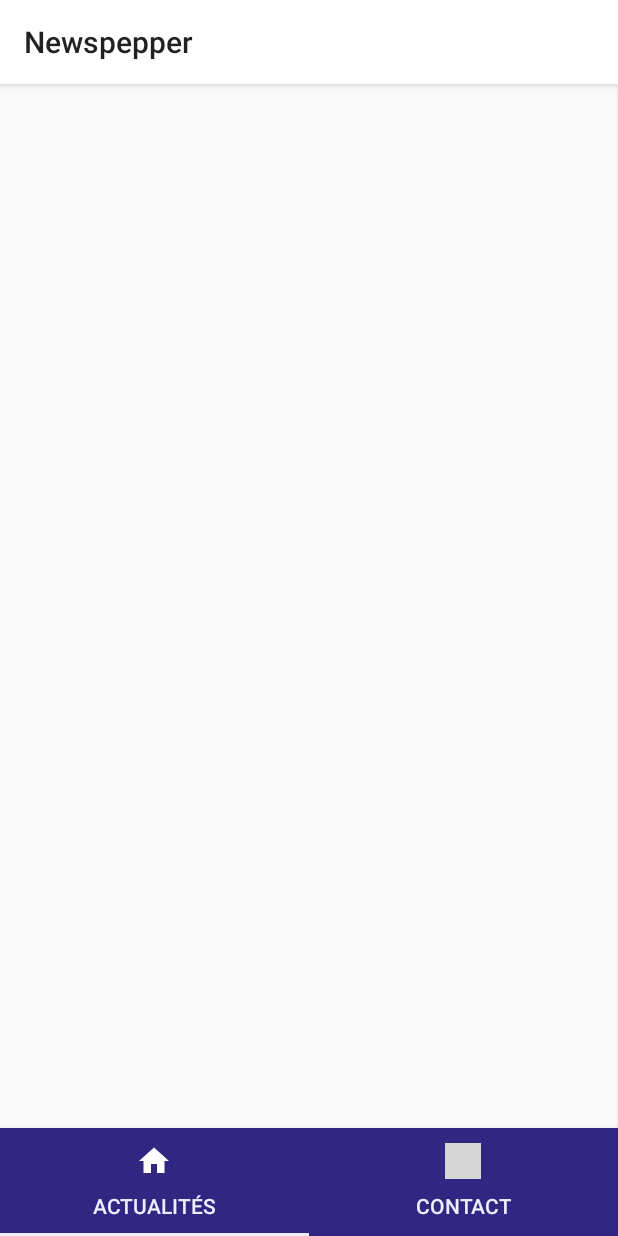
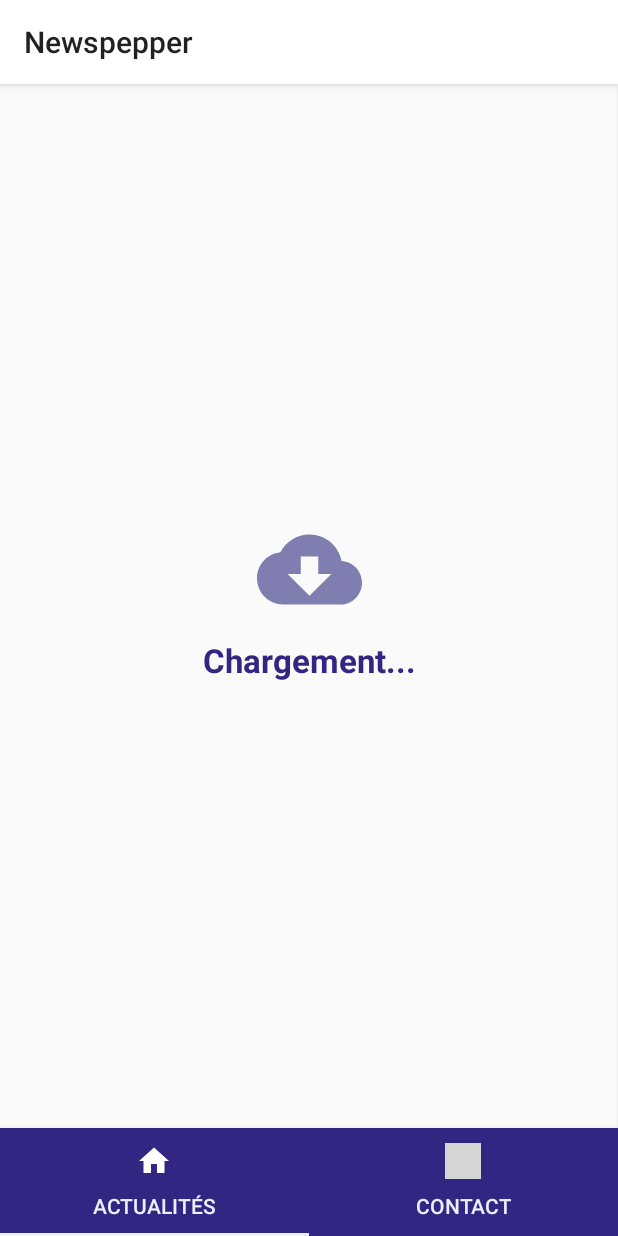
Before and after one commit to amelielaurent/appnews, an Android app: the screen it shows after launch (MainActivity), on a phone screen of 412 x 824 dp. Run offline under Robolectric (Android 15) with nearby library versions, the phone set to English and light mode, and no system bars; our stand-ins replace Room's generated code; 1 statement that could not run was skipped; grey boxes are pictures that could not be loaded.

Commit message:
Ajout de l'écran de chargement

```diff
--- a/app/src/main/java/com/newsgobelins/user/appnews/activities/MainActivity.java
+++ b/app/src/main/java/com/newsgobelins/user/appnews/activities/MainActivity.java
@@ -24,7 +24,7 @@ public class MainActivity extends AppCompatActivity {
         DatabaseHelper.init(this);
         NetworkHelper.init(this);
 
-        //showArticleList();
+        showArticleList();
 
         //Pour tablayout
         ViewPager viewPager = (ViewPager) findViewById(R.id.pager);
@@ -32,7 +32,7 @@ public class MainActivity extends AppCompatActivity {
 
 
         PageAdapter adapter = new PageAdapter(getSupportFragmentManager());
-       adapter.addFragment(new ArticleListFragment(), "Actualités");
+        adapter.addFragment(new ArticleListFragment(), "Actualités");
         adapter.addFragment(new ContactFragment(), "Contact");
 
         viewPager.setAdapter(adapter);
@@ -46,7 +46,7 @@ public class MainActivity extends AppCompatActivity {
         tabLayout.getTabAt(1).setIcon(tabIcons[1]);
     }
 
-    /*private void showArticleList() {
+    private void showArticleList() {
         ArticleListFragment fragment = new ArticleListFragment();
 
         FragmentTransaction transaction = getSupportFragmentManager().beginTransaction();
@@ -55,5 +55,5 @@ public class MainActivity extends AppCompatActivity {
         transaction.addToBackStack(null);
 
         transaction.commit();
-    }*/
+    }
 }
--- a/app/src/main/java/com/newsgobelins/user/appnews/adapter/ArticleAdapter.java
+++ b/app/src/main/java/com/newsgobelins/user/appnews/adapter/ArticleAdapter.java
@@ -66,9 +66,12 @@ public class ArticleAdapter extends RecyclerView.Adapter<ArticleAdapter.MyViewHo
 
         private void bindItem(final Article article) {
             view.setOnClickListener(new View.OnClickListener(){
+                // écout le  clic sur un article dans la liste
+
                 @Override
                 public void onClick(View v) {
                     listener.onSelect(article);
+
                 }
             });
 
--- a/app/src/main/java/com/newsgobelins/user/appnews/fragments/ArticleListFragment.java
+++ b/app/src/main/java/com/newsgobelins/user/appnews/fragments/ArticleListFragment.java
@@ -94,9 +94,17 @@ public class ArticleListFragment extends Fragment implements ArticleListener {
     private void showDetail() {
         ArticleDetailFragment fragment = new ArticleDetailFragment();
 
-        FragmentTransaction transaction = getActivity().getSupportFragmentManager().beginTransaction();
-        transaction.replace(R.id.fragment_container, fragment);
-        transaction.addToBackStack(null);
-        transaction.commit();
+        System.out.println("click sur un article");
+        System.out.println(fragment);
+
+        if(getActivity() != null){
+            FragmentTransaction transaction = getActivity().getSupportFragmentManager().beginTransaction();
+            transaction.replace(R.id.fragment_container, fragment);
+            transaction.addToBackStack(null);
+            transaction.commit();
+        }else{
+            System.out.println("fragment transaction error");
+        }
+
     }
 }
--- a/app/src/main/java/com/newsgobelins/user/appnews/fragments/ContactFragment.java
+++ b/app/src/main/java/com/newsgobelins/user/appnews/fragments/ContactFragment.java
@@ -13,7 +13,7 @@ import com.newsgobelins.user.appnews.R;
 
 import androidx.fragment.app.Fragment;
 
-public class ContactFragment extends Fragment {
+public class  ContactFragment extends Fragment {
 
     private View view;
     private TextView mbuttonCall;
--- a/app/src/main/java/com/newsgobelins/user/appnews/viewmodel/ArticleViewModel.java
+++ b/app/src/main/java/com/newsgobelins/user/appnews/viewmodel/ArticleViewModel.java
@@ -128,6 +128,8 @@ public class ArticleViewModel extends ViewModel {
 
     public void setSelected(Article article) {
         selected.setValue(article);
+
+
     }
 
     public LiveData<Article> getSelected() {
--- /dev/null
+++ b/app/src/main/res/drawable/ic_loading.xml
@@ -0,0 +1,5 @@
+<vector android:height="24dp" android:tint="#2E2A7E"
+    android:viewportHeight="24.0" android:viewportWidth="24.0"
+    android:width="24dp" xmlns:android="http://schemas.android.com/apk/res/android">
+    <path android:fillColor="#FF000000" android:pathData="M19.35,10.04C18.67,6.59 15.64,4 12,4 9.11,4 6.6,5.64 5.35,8.04 2.34,8.36 0,10.91 0,14c0,3.31 2.69,6 6,6h13c2.76,0 5,-2.24 5,-5 0,-2.64 -2.05,-4.78 -4.65,-4.96zM17,13l-5,5 -5,-5h3V9h4v4h3z"/>
+</vector>
--- a/app/src/main/res/layout/activity_main.xml
+++ b/app/src/main/res/layout/activity_main.xml
@@ -5,6 +5,7 @@
     android:layout_height="match_parent"
     xmlns:app="http://schemas.android.com/apk/res-auto"
     tools:context=".activities.MainActivity">
+
 
 
     <com.google.android.material.tabs.TabLayout
@@ -18,11 +19,14 @@
         android:elevation="6dp"
         />
 
+
     <androidx.viewpager.widget.ViewPager
         android:id="@+id/pager"
         android:layout_width="match_parent"
         android:layout_height="match_parent"
         app:layout_constraintBottom_toBottomOf="parent">
+
+
 
         <FrameLayout
             android:id="@+id/fragment_container"
@@ -33,4 +37,6 @@
 
     </androidx.viewpager.widget.ViewPager>
 
+
+
 </androidx.constraintlayout.widget.ConstraintLayout>
--- a/app/src/main/res/layout/article_list_fragment.xml
+++ b/app/src/main/res/layout/article_list_fragment.xml
@@ -1,7 +1,43 @@
 <?xml version="1.0" encoding="utf-8"?>
-<androidx.constraintlayout.widget.ConstraintLayout
-    xmlns:android="http://schemas.android.com/apk/res/android" android:layout_width="match_parent"
-    android:layout_height="match_parent">
+<androidx.constraintlayout.widget.ConstraintLayout xmlns:android="http://schemas.android.com/apk/res/android"
+    android:layout_width="match_parent"
+    android:layout_height="match_parent"
+    xmlns:app="http://schemas.android.com/apk/res-auto">
+
+    <androidx.constraintlayout.widget.ConstraintLayout
+        android:layout_width="match_parent"
+        android:layout_height="match_parent"
+        app:layout_constraintTop_toTopOf="parent"
+        app:layout_constraintEnd_toEndOf="parent"
+        app:layout_constraintBottom_toBottomOf="parent"
+        app:layout_constraintStart_toStartOf="parent">
+
+        <ImageView
+            android:id="@+id/ic_loader"
+            android:layout_width="70dp"
+            android:layout_height="70dp"
+            android:src="@drawable/ic_loading"
+            app:layout_constraintBottom_toBottomOf="@id/loader_text"
+            app:layout_constraintStart_toStartOf="parent"
+            app:layout_constraintEnd_toEndOf="parent"
+            android:alpha="0.6"
+            android:layout_marginBottom="40dp"
+            />
+
+        <TextView
+            android:id="@+id/loader_text"
+            android:layout_width="wrap_content"
+            android:layout_height="wrap_content"
+            app:layout_constraintBottom_toBottomOf="parent"
+            app:layout_constraintTop_toTopOf="parent"
+            app:layout_constraintStart_toStartOf="parent"
+            app:layout_constraintEnd_toEndOf="parent"
+            android:textColor="@color/colorPrimaryDark"
+            android:textStyle="bold"
+            android:textSize="22sp"
+            android:text="Chargement..."/>
+
+    </androidx.constraintlayout.widget.ConstraintLayout>
 
     <androidx.swiperefreshlayout.widget.SwipeRefreshLayout
         android:id="@+id/swipe_container"
```
